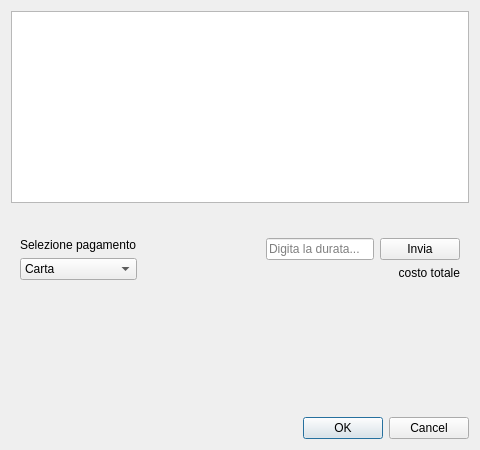
Qt form windows/campo_bocce.ui (ironlanderl/progettoIngegneriaSoftware) before a commit.
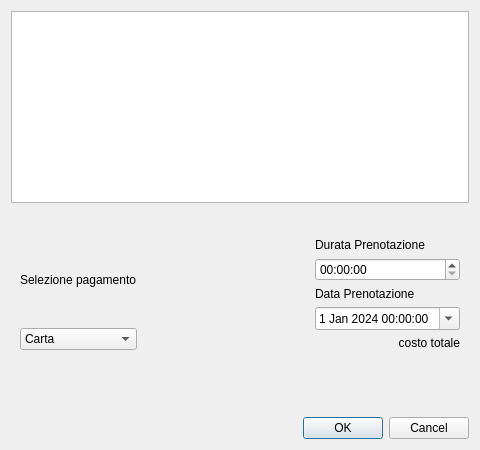
The same form after that commit.

Commit message: Aggiunta implementazione iniziale per la prenotazione di un campo di bocce

What changed in the file:
```diff
--- a/windows/campo_bocce.ui
+++ b/windows/campo_bocce.ui
@@ -91,6 +91,13 @@
       <item>
        <widget class="QWidget" name="widgetControlliDestra" native="true">
         <layout class="QVBoxLayout" name="layoutDestra">
+         <item>
+          <widget class="QLabel" name="label_2">
+           <property name="text">
+            <string>Durata Prenotazione</string>
+           </property>
+          </widget>
+         </item>
          <item>
           <widget class="QWidget" name="widgetDurataInvio" native="true">
            <layout class="QHBoxLayout" name="layoutDurataInvio">
@@ -107,22 +114,32 @@
              <number>0</number>
             </property>
             <item>
-             <widget class="QLineEdit" name="txtDurata">
-              <property name="placeholderText">
-               <string>Digita la durata...</string>
-              </property>
-             </widget>
-            </item>
-            <item>
-             <widget class="QPushButton" name="btnInvia">
-              <property name="text">
-               <string>Invia</string>
-              </property>
-             </widget>
+             <widget class="QTimeEdit" name="tmeDurata"/>
             </item>
            </layout>
           </widget>
          </item>
+         <item>
+          <widget class="QLabel" name="label">
+           <property name="text">
+            <string>Data Prenotazione</string>
+           </property>
+          </widget>
+         </item>
+         <item>
+          <widget class="QDateTimeEdit" name="dteDataOraPrenotazione">
+           <property name="date">
+            <date>
+             <year>2024</year>
+             <month>1</month>
+             <day>1</day>
+            </date>
+           </property>
+           <property name="calendarPopup">
+            <bool>true</bool>
+           </property>
+          </widget>
+         </item>
          <item>
           <widget class="QLabel" name="lblCostoTotale">
            <property name="text">
```
Left out of the diff: 16 changed lines with no effect on the pictures. The commit also changes 9 other files.
